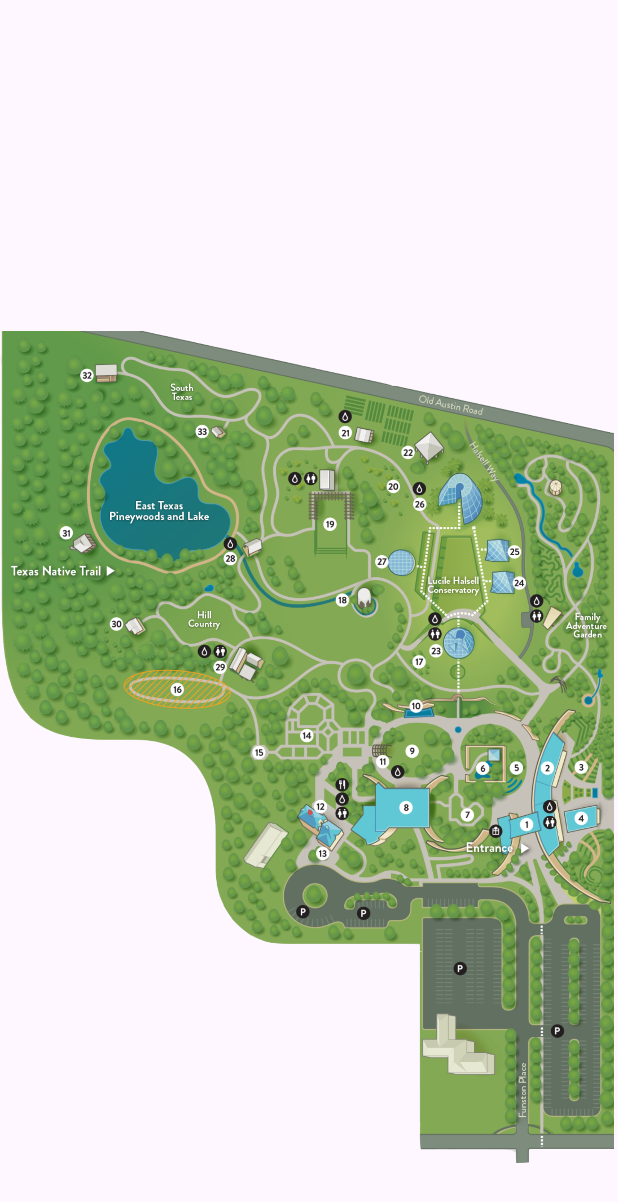
After one commit to UTSA-CS-3443/BotanicalBuddy, an Android app: the MapActivity screen opened directly, with no data from a screen before it, on a phone screen of 412 x 824 dp. The commit adds this screen. Shown: the top 1202 px of the screen. Run offline under Robolectric (Android 15) with nearby library versions, the phone set to English and light mode, and no system bars.

Commit message:
map activity

```diff
--- a/app/src/main/AndroidManifest.xml
+++ b/app/src/main/AndroidManifest.xml
@@ -13,6 +13,9 @@
         android:theme="@style/Theme.BotanicalBuddy"
         tools:targetApi="31">
         <activity
+            android:name=".MapActivity"
+            android:exported="false" />
+        <activity
             android:name=".ConserveActivity"
             android:exported="false" />
         <activity
--- /dev/null
+++ b/app/src/main/java/edu/utsa/cs3443/botanicalbuddy/MapActivity.java
@@ -0,0 +1,51 @@
+package edu.utsa.cs3443.botanicalbuddy;
+
+import android.content.Intent;
+import android.os.Bundle;
+import android.view.View;
+import android.widget.Button;
+
+import androidx.activity.EdgeToEdge;
+import androidx.appcompat.app.AppCompatActivity;
+import androidx.core.graphics.Insets;
+import androidx.core.view.ViewCompat;
+import androidx.core.view.WindowInsetsCompat;
+
+import java.io.IOException;
+
+import edu.utsa.cs3443.botanicalbuddy.model.DestinationList;
+
+public class MapActivity extends AppCompatActivity {
+
+    DestinationList list;
+
+    @Override
+    protected void onCreate(Bundle savedInstanceState) {
+        super.onCreate(savedInstanceState);
+        EdgeToEdge.enable(this);
+        setContentView(R.layout.activity_map);
+
+
+            /* try {
+                list.loadDestinations(this);
+            } catch (IOException e) {
+                throw new RuntimeException(e);
+            }
+            */
+
+        Button button32 = findViewById(R.id.button32);
+        button32.setOnClickListener(new View.OnClickListener() {
+            @Override
+            public void onClick(View view) {
+                startActivity(new Intent(MapActivity.this, ConserveActivity.class));
+            }
+        });
+        ViewCompat.setOnApplyWindowInsetsListener(findViewById(R.id.main), (v, insets) -> {
+            Insets systemBars = insets.getInsets(WindowInsetsCompat.Type.systemBars());
+            v.setPadding(systemBars.left, systemBars.top, systemBars.right, systemBars.bottom);
+            return insets;
+        });
+
+
+    }
+}
--- /dev/null
+++ b/app/src/main/res/layout/activity_map.xml
@@ -0,0 +1,36 @@
+<?xml version="1.0" encoding="utf-8"?>
+<androidx.constraintlayout.widget.ConstraintLayout xmlns:android="http://schemas.android.com/apk/res/android"
+    xmlns:app="http://schemas.android.com/apk/res-auto"
+    xmlns:tools="http://schemas.android.com/tools"
+    android:id="@+id/main"
+    android:layout_width="match_parent"
+    android:layout_height="match_parent"
+    tools:context=".MapActivity">
+
+    <ImageView
+        android:id="@+id/map"
+        android:layout_width="409dp"
+        android:layout_height="652dp"
+        android:src="@drawable/garden_map"
+        app:layout_constraintBottom_toBottomOf="parent"
+        app:layout_constraintHorizontal_bias="0.0"
+        app:layout_constraintLeft_toLeftOf="parent"
+        app:layout_constraintRight_toRightOf="parent"
+        app:layout_constraintTop_toTopOf="parent"
+        app:layout_constraintVertical_bias="1.0" />
+
+    <Button
+        android:id="@+id/button32"
+        android:layout_width="10dp"
+        android:layout_height="12dp"
+        android:background="@android:color/transparent"
+        app:layout_constraintBottom_toBottomOf="parent"
+        app:layout_constraintEnd_toEndOf="parent"
+        app:layout_constraintHorizontal_bias="0.132"
+        app:layout_constraintStart_toStartOf="parent"
+        app:layout_constraintTop_toTopOf="parent"
+        app:layout_constraintVertical_bias="0.211" />
+
+
+
+</androidx.constraintlayout.widget.ConstraintLayout>
```
Also changed, not shown: app/src/main/java/edu/utsa/cs3443/botanicalbuddy/MainActivity.java (+10 -0 lines), app/src/main/java/edu/utsa/cs3443/botanicalbuddy/model/Destination.java (added, +29 -0 lines), app/src/main/java/edu/utsa/cs3443/botanicalbuddy/model/DestinationList.java (added, +33 -0 lines), app/src/main/res/layout/activity_main.xml (+9 -0 lines), app/src/main/res/drawable/garden_map.png (added).
